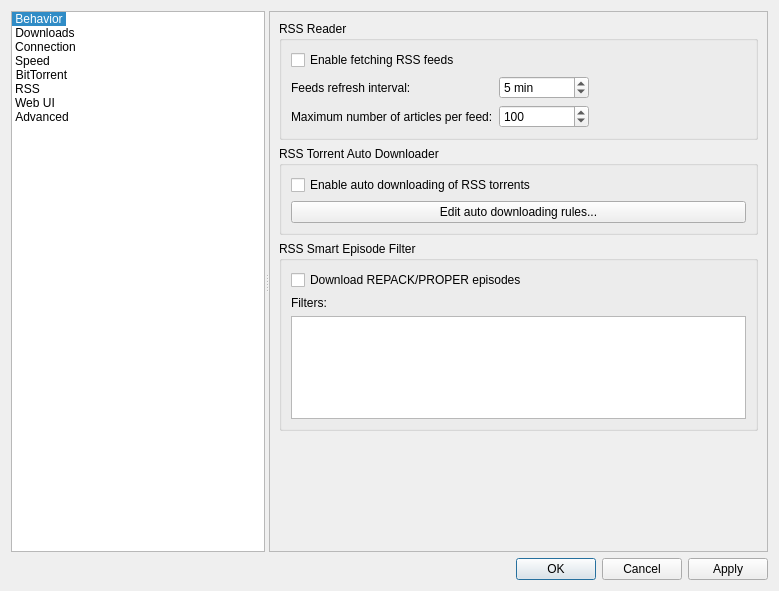
This is src/gui/optionsdialog.ui in SysAdminDoc/qBittorrent-Vanced as Qt 5 draws it before an edit. The edited form follows.
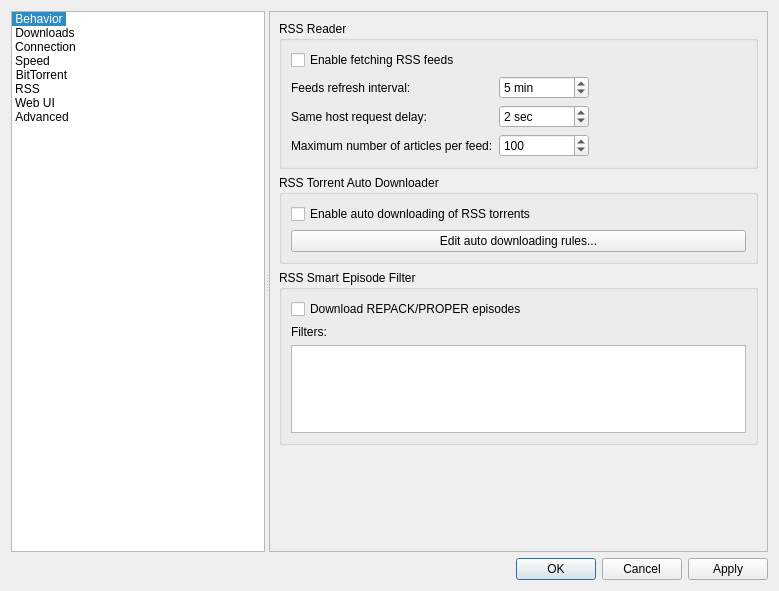
This is the edited form. The open tabs and pages were chosen to show the change. Custom widgets are drawn as their Qt base class.

Commit message:
Delay subsequent requests to the same host
PR #19801.
Closes #8350.

```diff
--- a/src/gui/optionsdialog.ui
+++ b/src/gui/optionsdialog.ui
@@ -3155,19 +3155,22 @@
                   </widget>
                  </item>
                  <item row="1" column="1">
-                  <widget class="QSpinBox" name="spinRSSMaxArticlesPerFeed">
+                  <widget class="QSpinBox" name="spinRSSFetchDelay">
+                   <property name="suffix">
+                    <string> sec</string>
+                   </property>
                    <property name="maximum">
                     <number>2147483646</number>
                    </property>
                    <property name="value">
-                    <number>100</number>
+                    <number>2</number>
                    </property>
                   </widget>
                  </item>
                  <item row="1" column="0">
-                  <widget class="QLabel" name="label_12">
+                  <widget class="QLabel" name="labelRSSFetchDelay">
                    <property name="text">
-                    <string>Maximum number of articles per feed:</string>
+                    <string>Same host request delay:</string>
                    </property>
                   </widget>
                  </item>
@@ -3200,6 +3203,23 @@
                    </property>
                   </spacer>
                  </item>
+                 <item row="2" column="1">
+                  <widget class="QSpinBox" name="spinRSSMaxArticlesPerFeed">
+                   <property name="maximum">
+                    <number>2147483646</number>
+                   </property>
+                   <property name="value">
+                    <number>100</number>
+                   </property>
+                  </widget>
+                 </item>
+                 <item row="2" column="0">
+                  <widget class="QLabel" name="label_12">
+                   <property name="text">
+                    <string>Maximum number of articles per feed:</string>
+                   </property>
+                  </widget>
+                 </item>
                 </layout>
                </item>
               </layout>
```
The commit also changes 12 other files.
